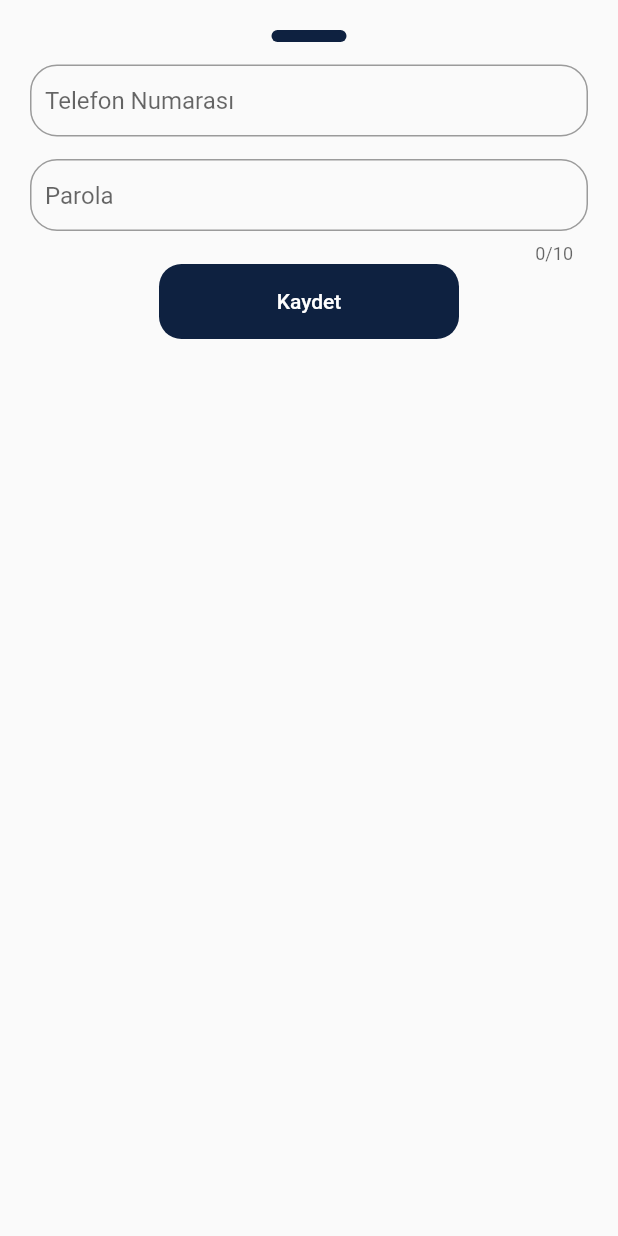
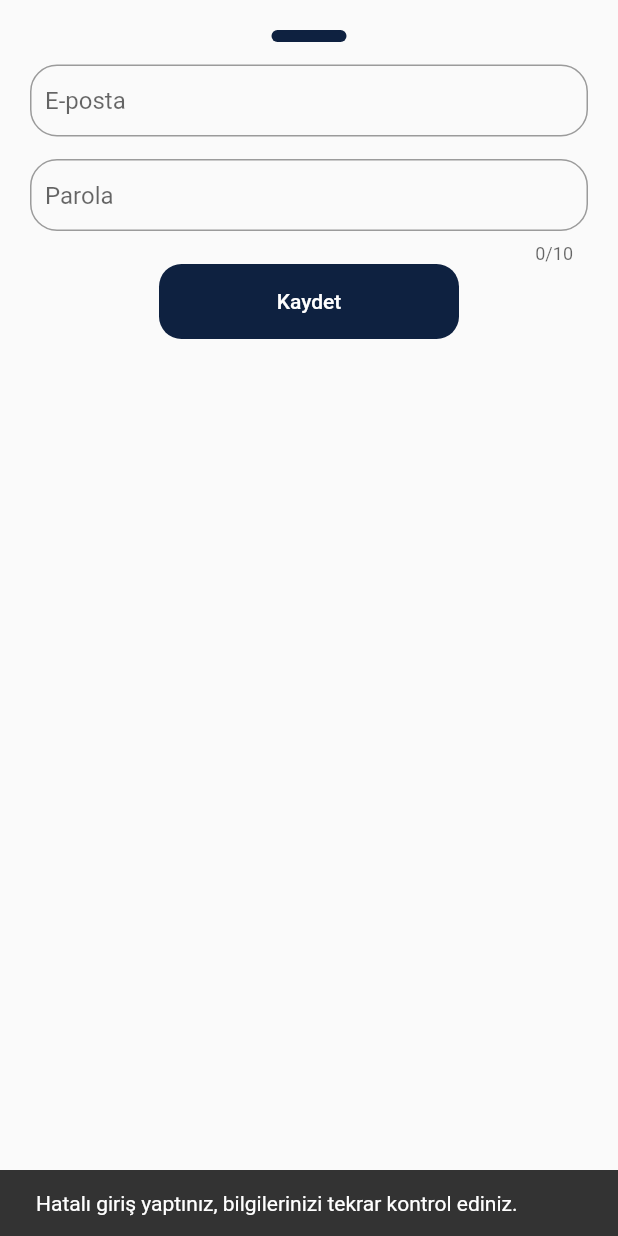
Before and after one commit to Aralidk/dental_frontend, a Flutter app: the LoginBottomSheet widget shown alone on an empty page, opened directly, after a tap on "Kaydet", on a phone screen of 412 x 824 dp. Run offline on Flutter 3.47's test engine with Material 2 defaults, Android fonts, the phone set to English and light mode, and no system bars; our stand-ins replace routemaster, shared_preferences; accounts and stored records are empty; network calls fail.

Commit message:
main page routing, token and login control, log endpoint connection

```diff
--- /dev/null
+++ b/lib/models/user_model.dart
@@ -0,0 +1,5 @@
+class UserModel {
+  String? token;
+  String? role;
+  UserModel({this.token, this.role});
+}
--- /dev/null
+++ b/lib/providers/app_state_provider.dart
@@ -0,0 +1,22 @@
+import 'package:dental_workflow/services/log_in_controller.dart';
+import 'package:flutter/material.dart';
+import 'package:shared_preferences/shared_preferences.dart';
+
+class AppStateProvider extends ChangeNotifier{
+  String? token;
+  String? role;
+  bool loggedIn = false;
+
+  Future<bool> userLog(String email, String password) async{
+    SharedPreferences preferences = await  SharedPreferences.getInstance();
+    LoginController.login(email, password).then((response){
+      if(response.isSuccessful! && response.data != null){
+        token = response.data["token"];
+        loggedIn = true;
+        preferences.setString("token", token!);
+        preferences.setBool("loggedIn", true);
+      }
+    });
+    return loggedIn;
+  }
+}
--- a/lib/route/build_route_map.dart
+++ b/lib/route/build_route_map.dart
@@ -1,3 +1,4 @@
+import 'package:dental_workflow/route/route_paths.dart';
 import 'package:dental_workflow/views/create_work_page/create_work.dart';
 import 'package:dental_workflow/views/login_page/login_register.dart';
 import 'package:flutter/material.dart';
@@ -6,10 +7,9 @@ import '../views/home_page/homepage.dart';
 
 RouteMap Routes = RouteMap(
   routes: {
-    '/logOrReg': (_) => const MaterialPage(child: LoginOrRegister()),
-    '/'
-        //'homePage'
-        : (_) => const MaterialPage(child: HomePage()),
-    '/createWork': (_) => const MaterialPage(child: CreateWorkPage()),
+    "/" : (_) => splash == "/homePage" ? const MaterialPage(child: HomePage()) : const MaterialPage(child: LoginOrRegister()),
+    logOrReg: (_) => const MaterialPage(child: LoginOrRegister()),
+    homePage: (_) => const MaterialPage(child: HomePage()),
+    createWork: (_) => const MaterialPage(child: CreateWorkPage()),
   },
 );
--- /dev/null
+++ b/lib/route/route_paths.dart
@@ -0,0 +1,4 @@
+String splash = "/";
+String homePage = "/homePage";
+String logOrReg = "/logOrReg";
+String createWork = "/createWork";
--- /dev/null
+++ b/lib/services/log_in_controller.dart
@@ -0,0 +1,26 @@
+import 'dart:convert';
+import 'package:http/http.dart' as http;
+import 'package:dental_workflow/constants/urls.dart';
+
+import '../models/http_response_model.dart';
+
+class LoginController{
+
+  static Future<HTTPResponse> login(String email, String password) async{
+    Map<String, String> headers = {
+      'Content-type': 'application/json',
+      'Accept': 'application/json',
+    };
+    var url = Uri.parse("${apiMobileURL}api/v1/auth/authenticate");
+    var body = json.encode({"email": email, "password": password});
+    var response = await http.post(url,body: body, headers:headers);
+    var responseBody = json.decode(utf8.decode(response.bodyBytes));
+    if(response.statusCode == 200){
+      return HTTPResponse(true, statusCode: 200,data: responseBody);
+    }
+    else{
+      return HTTPResponse(true, statusCode: 200,data: null);
+    }
+
+  }
+}
--- a/lib/views/login_page/widgets/login_bottomsheet.dart
+++ b/lib/views/login_page/widgets/login_bottomsheet.dart
@@ -1,10 +1,12 @@
+import 'package:dental_workflow/providers/app_state_provider.dart';
 import 'package:dental_workflow/styles/button_styles.dart';
 import 'package:dental_workflow/widgets/bottom_sheet_pointer.dart';
 import 'package:flutter/material.dart';
+import 'package:provider/provider.dart';
 import 'package:routemaster/routemaster.dart';
 import '../../../constants/colors.dart';
 
-TextEditingController numberController = TextEditingController();
+TextEditingController emailController = TextEditingController();
 TextEditingController passwordController = TextEditingController();
 
 class LoginBottomSheet extends StatelessWidget {
@@ -20,26 +22,22 @@ class LoginBottomSheet extends StatelessWidget {
           const BottomSheetPointer(),
           const SizedBox(height: 15.0),
           TextField(
-            onChanged: (value){},
-            controller: numberController,
+            onChanged: (value) {},
+            controller: emailController,
             textAlign: TextAlign.center,
             decoration: InputDecoration(
-                label: const Text("Telefon Numarası"),
-                hintText: "5xx xxx xxxx",
+                label: const Text("E-posta"),
+                hintText: "xxxxx@gmail.com",
                 contentPadding: const EdgeInsets.all(10.0),
                 alignLabelWithHint: true,
                 border: OutlineInputBorder(
-                  borderSide: BorderSide(
-                      color: skyBlue,
-                      width: 1.0
-                  ),
+                  borderSide: BorderSide(color: skyBlue, width: 1.0),
                   borderRadius: BorderRadius.circular(18.0),
-                )
-            ),
+                )),
           ),
           const SizedBox(height: 15.0),
           TextField(
-            onChanged: (value){},
+            onChanged: (value) {},
             controller: passwordController,
             textAlign: TextAlign.center,
             maxLength: 10,
@@ -50,17 +48,27 @@ class LoginBottomSheet extends StatelessWidget {
                 contentPadding: const EdgeInsets.all(10.0),
                 alignLabelWithHint: true,
                 border: OutlineInputBorder(
-                  borderSide: BorderSide(
-                      color: skyBlue,
-                      width: 1.0
-                  ),
+                  borderSide: BorderSide(color: skyBlue, width: 1.0),
                   borderRadius: BorderRadius.circular(18.0),
-                )
-            ),
+                )),
           ),
-          TextButton(onPressed: (){
-            Routemaster.of(context).push("/homePage");
-          }, style: blueButton, child: const Text("Kaydet", style: TextStyle(color: Colors.white)))
+          TextButton(
+              onPressed: () {
+                Provider.of<AppStateProvider>(context, listen: false)
+                    .userLog(emailController.text, passwordController.text)
+                    .then(((response) {
+                  if (response) {
+                    Routemaster.of(context).push("/homePage");
+                  } else {
+                    ScaffoldMessenger.of(context).showSnackBar(const SnackBar(
+                        content: Text(
+                            "Hatalı giriş yaptınız, bilgilerinizi tekrar kontrol ediniz.")));
+                  }
+                }));
+              },
+              style: blueButton,
+              child:
+                  const Text("Kaydet", style: TextStyle(color: Colors.white)))
         ],
       ),
     );
--- a/pubspec.yaml
+++ b/pubspec.yaml
@@ -38,6 +38,7 @@ dependencies:
   provider: ^6.0.5
   routemaster: ^1.0.1
   http: ^0.13.6
+  shared_preferences: ^2.2.0
 
 dev_dependencies:
   flutter_test:
```
Also changed, not shown: lib/main.dart (+57 -25 lines), lib/views/home_page/homepage.dart (+5 -2 lines), pubspec.lock, 1 other file.
